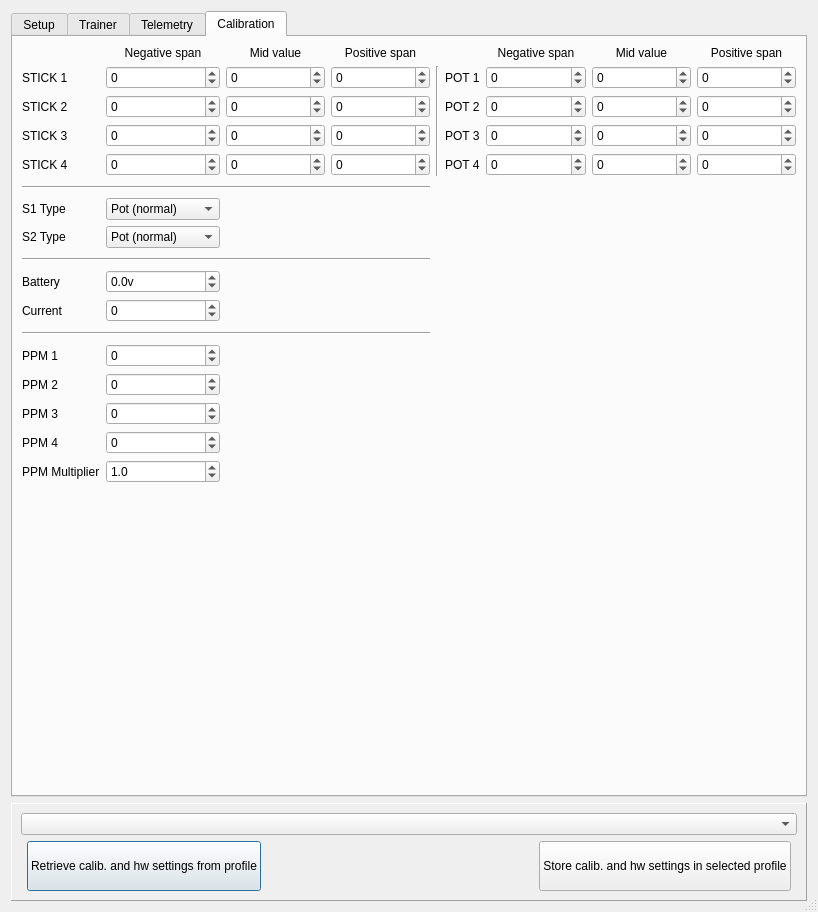
Qt form companion/src/generaledit.ui (opentx/opentx) before a commit.
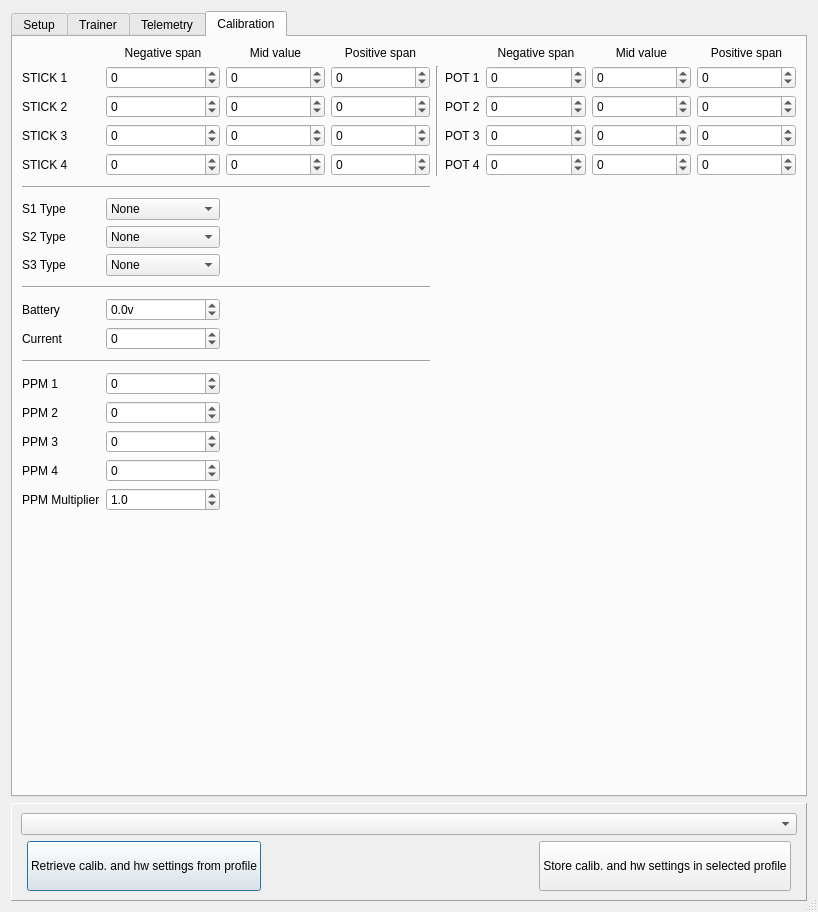
The same form after that commit.

```diff
--- a/companion/src/generaledit.ui
+++ b/companion/src/generaledit.ui
@@ -6,7 +6,7 @@
    <rect>
     <x>0</x>
     <y>0</y>
-    <width>795</width>
+    <width>804</width>
     <height>912</height>
    </rect>
   </property>
@@ -3520,6 +3520,11 @@
 3 - Loud.
 4 - Extra loud.</string>
          </property>
+         <item>
+          <property name="text">
+           <string>None</string>
+          </property>
+         </item>
          <item>
           <property name="text">
            <string>Pot (normal)</string>
@@ -3556,6 +3561,11 @@
 3 - Loud.
 4 - Extra loud.</string>
          </property>
+         <item>
+          <property name="text">
+           <string>None</string>
+          </property>
+         </item>
          <item>
           <property name="text">
            <string>Pot (normal)</string>
@@ -3575,6 +3585,47 @@
          </property>
         </widget>
        </item>
+       <item row="8" column="0">
+        <widget class="QLabel" name="pot3TypeLabel">
+         <property name="text">
+          <string>S3 Type</string>
+         </property>
+        </widget>
+       </item>
+       <item row="8" column="1">
+        <widget class="QComboBox" name="pot3Type">
+         <property name="toolTip">
+          <string/>
+         </property>
+         <property name="statusTip">
+          <string/>
+         </property>
+         <property name="whatsThis">
+          <string>Beeper volume
+
+0 - Quiet.  No beeps at all.
+1 - No Keys.  Normal beeps but menu keys do not beep.
+2 - Normal.
+3 - Loud.
+4 - Extra loud.</string>
+         </property>
+         <item>
+          <property name="text">
+           <string>None</string>
+          </property>
+         </item>
+         <item>
+          <property name="text">
+           <string>Pot (normal)</string>
+          </property>
+         </item>
+         <item>
+          <property name="text">
+           <string>Multipos Switch</string>
+          </property>
+         </item>
+        </widget>
+       </item>
       </layout>
      </widget>
     </widget>
```
Left out of the diff: 6 changed lines with no effect on the pictures.
